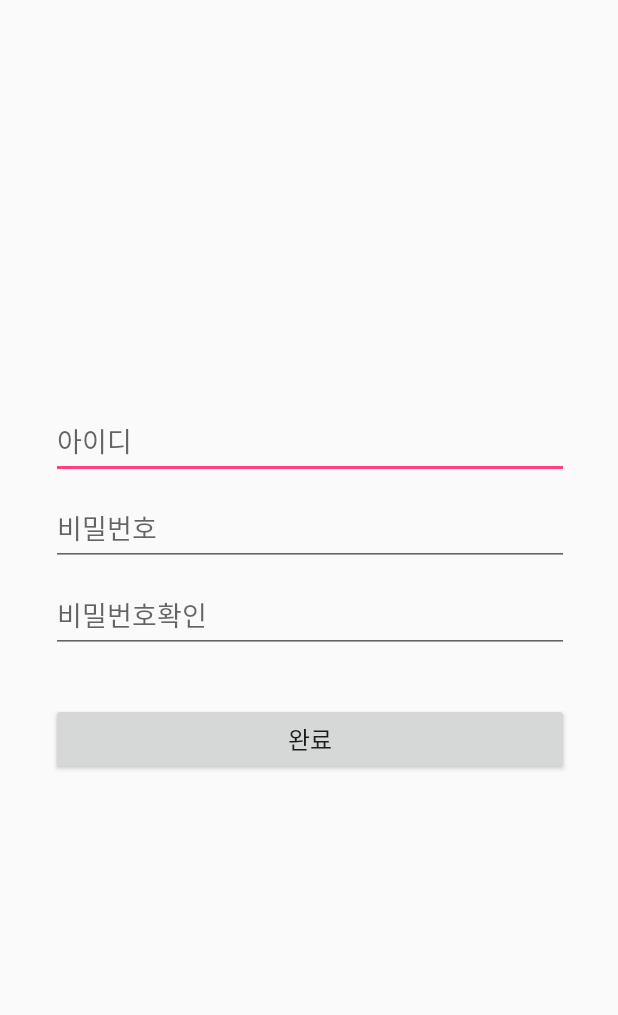
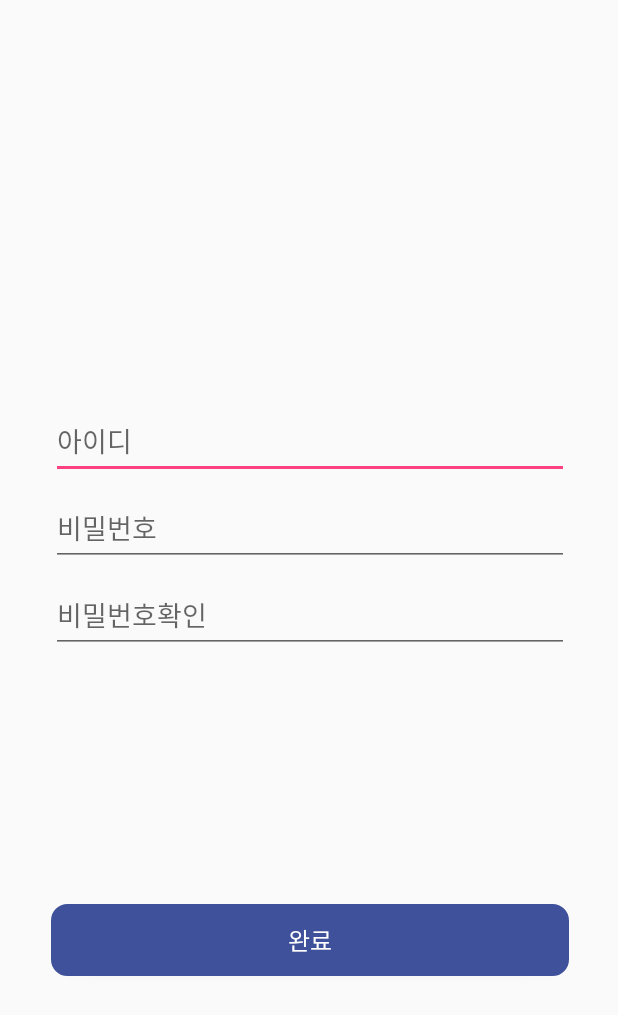
Before and after one commit to SujiKim6/TTT, an Android app: the RegisterActivity screen opened directly, with no data from a screen before it, on a phone screen of 412 x 824 dp. Shown: the top 1015 px of the screen. Run offline under Robolectric (Android 15) with nearby library versions, the phone set to English and light mode, and no system bars; Roboto replaces fonts that are not available here.

Commit message:
Change Btn color and make it round

```diff
--- /dev/null
+++ b/app/src/main/res/drawable/bt_corner.xml
@@ -0,0 +1,13 @@
+<?xml version="1.0" encoding="utf-8"?>
+<shape
+    xmlns:android="http://schemas.android.com/apk/res/android"
+    android:padding="30dp"
+    android:shape="rectangle">
+    <corners android:radius="10dp" />
+    <stroke
+        android:width="2dp"
+        android:color="#3f519a" />
+    <solid
+        android:color="#3f519a"
+        />
+</shape>
--- a/app/src/main/res/layout/activity_login.xml
+++ b/app/src/main/res/layout/activity_login.xml
@@ -14,10 +14,11 @@
         android:ems="10"
         android:hint="아이디"
         android:inputType="textPersonName"
+        android:textColorLink="#fdbd39"
+        app:layout_constraintHorizontal_bias="0.512"
         app:layout_constraintLeft_toLeftOf="parent"
         app:layout_constraintRight_toRightOf="parent"
-        app:layout_constraintTop_toTopOf="parent"
-        app:layout_constraintHorizontal_bias="0.512" />
+        app:layout_constraintTop_toTopOf="parent"/>
 
     <EditText
         android:id="@+id/passwordText"
@@ -28,21 +29,24 @@
         android:ems="10"
         android:hint="비밀번호"
         android:inputType="textPassword"
+        android:textColorLink="#fdbd39"
         app:layout_constraintHorizontal_bias="0.512"
         app:layout_constraintLeft_toLeftOf="parent"
         app:layout_constraintRight_toRightOf="parent"
-        app:layout_constraintTop_toBottomOf="@+id/idText" />
+        app:layout_constraintTop_toBottomOf="@+id/idText"/>
 
     <Button
         android:id="@+id/loginButton"
         android:layout_width="345dp"
         android:layout_height="48dp"
         android:layout_marginTop="55dp"
+        android:background="@drawable/bt_corner"
         android:text="로그인"
+        android:textColor="#ffffff"
         app:layout_constraintHorizontal_bias="0.512"
         app:layout_constraintLeft_toLeftOf="parent"
         app:layout_constraintRight_toRightOf="parent"
-        app:layout_constraintTop_toBottomOf="@+id/passwordText" />
+        app:layout_constraintTop_toBottomOf="@+id/passwordText"/>
 
     <TextView
         android:id="@+id/registerButton"
@@ -54,5 +58,7 @@
         android:layout_marginTop="15dp"
         app:layout_constraintTop_toBottomOf="@+id/loginButton"
         app:layout_constraintRight_toRightOf="parent"
-        app:layout_constraintLeft_toLeftOf="parent" />
+        app:layout_constraintLeft_toLeftOf="parent"
+        app:layout_constraintBottom_toBottomOf="parent"
+        android:layout_marginBottom="45dp"/>
 </android.support.constraint.ConstraintLayout>
--- a/app/src/main/res/layout/activity_register.xml
+++ b/app/src/main/res/layout/activity_register.xml
@@ -16,48 +16,56 @@
         android:ems="10"
         android:hint="아이디"
         android:inputType="textPersonName"
-        app:layout_constraintTop_toTopOf="parent"
+        android:textColorLink="#fdbd39"
+        app:layout_constraintHorizontal_bias="0.512"
+        app:layout_constraintLeft_toLeftOf="parent"
         app:layout_constraintRight_toRightOf="parent"
-        app:layout_constraintLeft_toLeftOf="parent"
-        app:layout_constraintHorizontal_bias="0.512" />
+        app:layout_constraintTop_toTopOf="parent"/>
 
     <EditText
         android:id="@+id/passwordText"
         android:layout_width="345dp"
         android:layout_height="50dp"
         android:layout_below="@+id/idText"
+        android:layout_marginTop="8dp"
         android:ems="10"
         android:hint="비밀번호"
         android:inputType="textPassword"
-        android:layout_marginTop="8dp"
-        app:layout_constraintTop_toBottomOf="@+id/idText"
+        android:textColorLink="#fdbd39"
+        app:layout_constraintHorizontal_bias="0.512"
+        app:layout_constraintLeft_toLeftOf="parent"
         app:layout_constraintRight_toRightOf="parent"
-        app:layout_constraintLeft_toLeftOf="parent"
-        app:layout_constraintHorizontal_bias="0.512" />
+        app:layout_constraintTop_toBottomOf="@+id/idText"/>
 
     <EditText
         android:id="@+id/passwordCheckText"
         android:layout_width="345dp"
         android:layout_height="50dp"
         android:layout_below="@+id/passwordText"
+        android:layout_marginTop="8dp"
         android:ems="10"
         android:hint="비밀번호확인"
         android:inputType="textPassword"
-        android:layout_marginTop="8dp"
-        app:layout_constraintTop_toBottomOf="@+id/passwordText"
+        android:textColorLink="#fdbd39"
+        app:layout_constraintHorizontal_bias="0.512"
+        app:layout_constraintLeft_toLeftOf="parent"
         app:layout_constraintRight_toRightOf="parent"
-        app:layout_constraintLeft_toLeftOf="parent"
-        app:layout_constraintHorizontal_bias="0.512" />
+        app:layout_constraintTop_toBottomOf="@+id/passwordText"/>
 
     <Button
         android:id="@+id/registerButton"
         android:layout_width="345dp"
         android:layout_height="48dp"
         android:layout_marginTop="33dp"
+        android:background="@drawable/bt_corner"
         android:text="완료"
+        android:textColor="#ffffff"
         android:textSize="16sp"
         app:layout_constraintHorizontal_bias="0.512"
         app:layout_constraintLeft_toLeftOf="parent"
         app:layout_constraintRight_toRightOf="parent"
-        app:layout_constraintTop_toBottomOf="@+id/passwordCheckText" />
+        app:layout_constraintTop_toBottomOf="@+id/passwordCheckText"
+        app:layout_constraintBottom_toBottomOf="parent"
+        android:layout_marginBottom="45dp"
+        app:layout_constraintVertical_bias="0.511"/>
 </android.support.constraint.ConstraintLayout>
```
